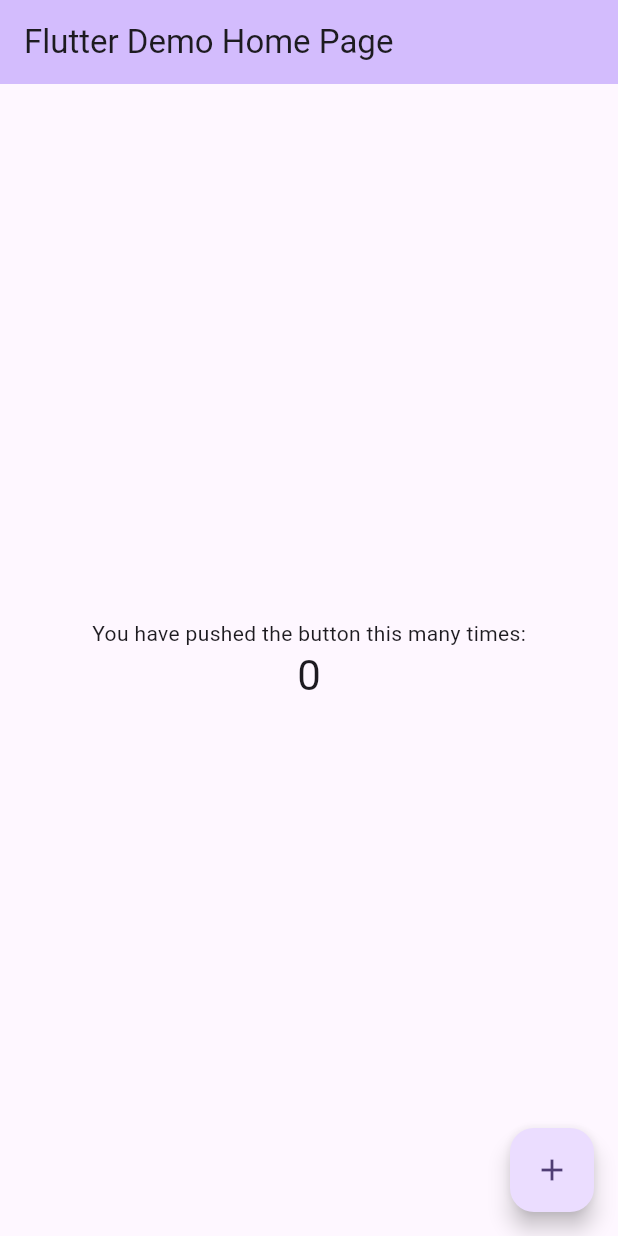
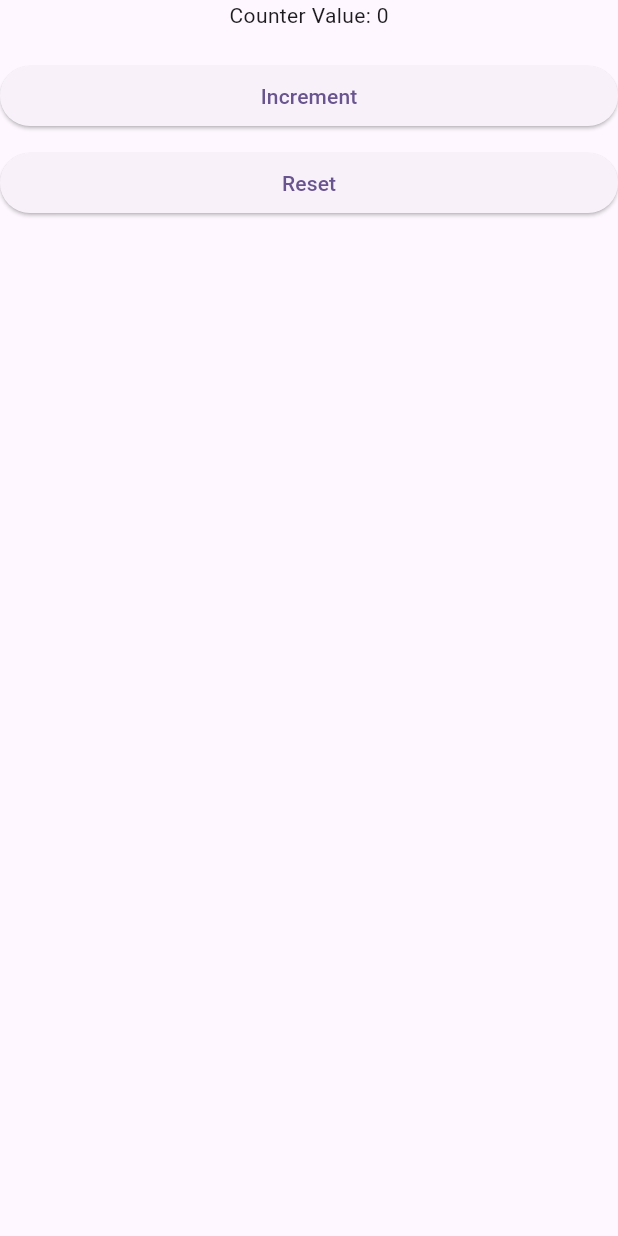
Before and after one commit to dhungel123/flutter_stream, a Flutter app: the screen it shows after launch, on a phone screen of 412 x 824 dp. Run offline on Flutter 3.47's test engine with Material 2 defaults, Android fonts, the light colour scheme and no system bars; our stand-ins replace rxdart.

Commit message:
rxdart package use garera coutner page create garim

```diff
--- /dev/null
+++ b/lib/features/coutner_page.dart
@@ -0,0 +1,75 @@
+import 'package:flutter/material.dart';
+import 'package:rxdart/rxdart.dart';
+// stream saga kam garnu paro vane rxdart vanne packaage use garne
+class CounterPage extends StatefulWidget {
+  const CounterPage({Key? key}) : super(key: key);
+
+  @override
+  State<CounterPage> createState() => _CounterPageState();
+}
+
+class _CounterPageState extends State<CounterPage> {
+
+  // Create a behaviourSubject to handel our counter state
+  final BehaviorSubject<int> _counterSubject=BehaviorSubject<int>.seeded(0);
+
+  Stream<int> get _counterStream=>_counterSubject.stream;
+
+  @override
+  void dispose() {
+    // TODO: implement dispose
+    super.dispose();
+    _counterSubject.close();
+
+  }
+
+  void _incrementCounter(){
+    _counterSubject.add(_counterSubject.value+1);
+  }
+  void _resetCoutner(){
+    //_counterSubject.add()
+  }
+
+  @override
+  Widget build(BuildContext context) {
+    return Scaffold(
+      body:  ListView(
+        children: [
+          StreamBuilder<int>(
+            stream: _counterStream,
+            builder: (BuildContext context,AsyncSnapshot<int> snapshot){
+              if(snapshot.hasData){
+                final data=snapshot.data!;
+                return Center(
+                  child: Column(
+                    mainAxisAlignment: MainAxisAlignment.center,
+                    crossAxisAlignment: CrossAxisAlignment.center,
+                    children: [
+                      Text('Counter Value: $data'),
+
+
+                    ],
+                  ),
+                );
+              }
+              else{
+                return Text('no data');
+              }
+            },
+          ),
+          SizedBox(
+            height: 20,
+          ),
+          ElevatedButton(onPressed: _incrementCounter,
+              child: Text('Increment')
+          ),
+          SizedBox(
+            height: 10,
+          ),
+          ElevatedButton(onPressed: _resetCoutner, child: Text('Reset')
+          )
+        ],
+      ),
+    );
+  }
+}
--- a/lib/main.dart
+++ b/lib/main.dart
@@ -1,4 +1,8 @@
 import 'package:flutter/material.dart';
+import 'package:flutter_streams/delay_on_streams.dart';
+import 'package:flutter_streams/features/broadcast_stream.dart';
+import 'package:flutter_streams/features/coutner_page.dart';
+import 'package:flutter_streams/features/single_streams.dart';
 
 void main() {
   runApp(const MyApp());
@@ -11,6 +15,7 @@ class MyApp extends StatelessWidget {
   @override
   Widget build(BuildContext context) {
     return MaterialApp(
+      debugShowCheckedModeBanner: false,
       title: 'Flutter Demo',
       theme: ThemeData(
         // This is the theme of your application.
@@ -31,7 +36,7 @@ class MyApp extends StatelessWidget {
         colorScheme: ColorScheme.fromSeed(seedColor: Colors.deepPurple),
         useMaterial3: true,
       ),
-      home: const MyHomePage(title: 'Flutter Demo Home Page'),
+      home:  CounterPage(),
     );
   }
 }
--- a/pubspec.yaml
+++ b/pubspec.yaml
@@ -35,6 +35,7 @@ dependencies:
   # The following adds the Cupertino Icons font to your application.
   # Use with the CupertinoIcons class for iOS style icons.
   cupertino_icons: ^1.0.2
+  rxdart: ^0.27.7
 
 dev_dependencies:
   flutter_test:
```
Also changed, not shown: lib/delay_on_streams.dart (+79 -0 lines), lib/features/broadcast_stream.dart (added, +85 -0 lines), lib/features/single_streams.dart (added, +69 -0 lines), pubspec.lock, 1 other file.
